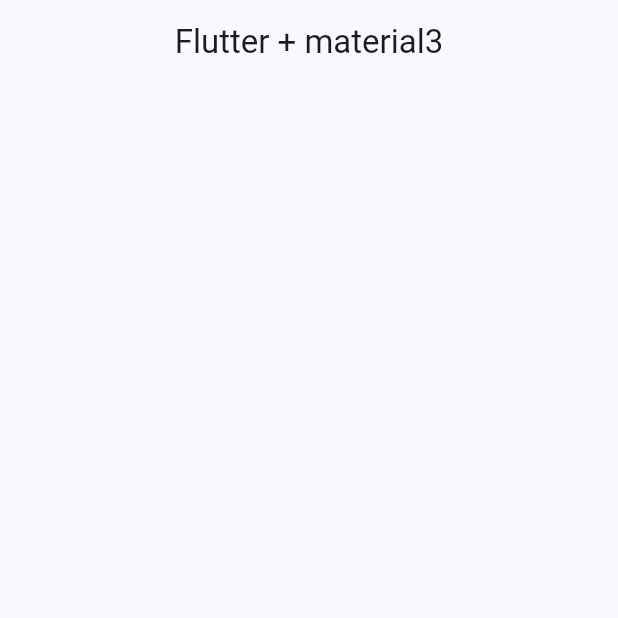
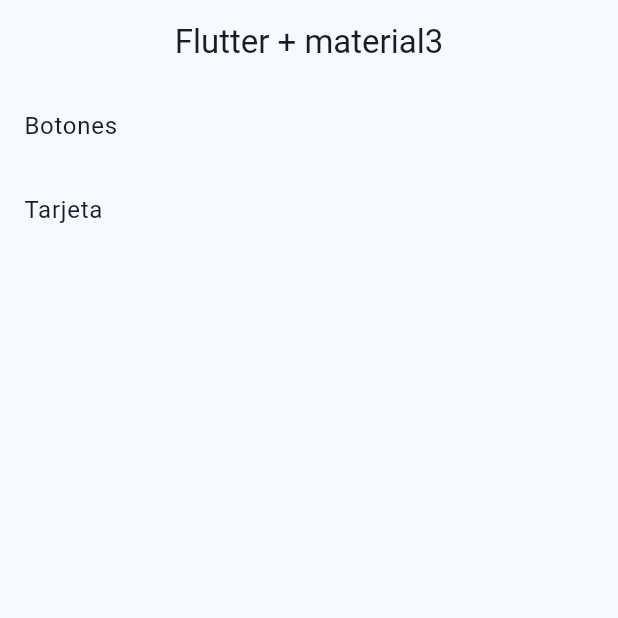
Before and after one commit to samu7861/widget-app, a Flutter app: the screen it shows after launch, on a phone screen of 412 x 824 dp, the top half of it. Run offline on Flutter 3.47's test engine with Material 3 defaults, Android fonts, the phone set to English and light mode, and no system bars.

Commit message:
ListTile

```diff
--- /dev/null
+++ b/widget_app/lib/config/menu/menu.dart
@@ -0,0 +1,24 @@
+import 'package:flutter/material.dart';
+
+class MenuItems {
+  final String title;
+  final String subTitle;
+  final String link;
+  final IconData icon;
+
+  const MenuItems({required this.title, required this.subTitle, required this.link, required this.icon});
+
+}
+const listMenu = <MenuItems>[
+  MenuItems(
+    title: "Botones",
+    subTitle: "varios botones",
+    link: "/buttons",
+    icon: Icons.smart_button_outlined),
+
+    MenuItems(
+    title: "Tarjeta",
+    subTitle: "Un contenedor estilizado",
+    link: "/card",
+    icon: Icons.credit_card)
+];
--- a/widget_app/lib/presentation/screens/home/home_screen.dart
+++ b/widget_app/lib/presentation/screens/home/home_screen.dart
@@ -1,5 +1,6 @@
 import 'package:flutter/material.dart';
-import 'package:flutter/widgets.dart';
+import 'package:widget_app/config/menu/menu.dart';
+
 
 class HomeScreen extends StatelessWidget {
   const HomeScreen({super.key});
@@ -10,6 +11,28 @@
       appBar: AppBar(
         title: const Text('Flutter + material3'),
       ),
+      body:const _HomeView(listMenu),
     );
   }
 }
+
+class _HomeView extends StatelessWidget {
+
+  final List<MenuItems> listMenu;
+
+  const _HomeView(this.listMenu);
+
+
+
+  @override
+  Widget build(BuildContext context) {
+    return ListView.builder(
+      itemCount: listMenu.length,
+      itemBuilder: (context, index) {
+        return ListTile(
+          title: Text(listMenu[index].title),
+        );
+      },
+      );
+  }
+}
```
